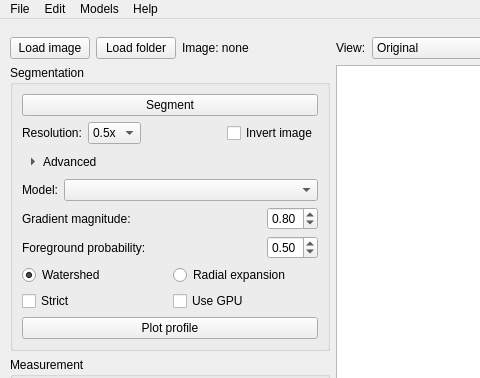
Before: the Qt Designer form src/fiberpose/resources/fiber_tool.ui in vikba/Fiberpose, drawn with Qt 5; both pictures show x 0 to 480 and y 0 to 378 of the 1100 by 970 pixel window.
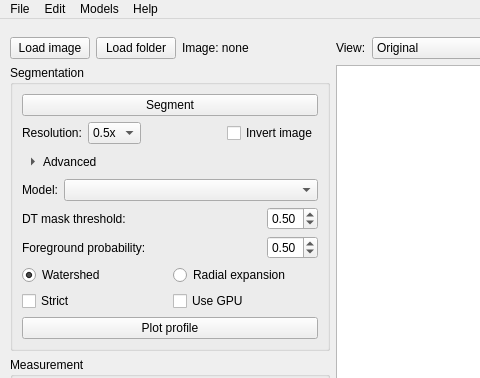
After: the same form once the commit is applied. Custom widgets are drawn as their Qt base class.

Patch:
```diff
--- a/src/fiberpose/resources/fiber_tool.ui
+++ b/src/fiberpose/resources/fiber_tool.ui
@@ -219,7 +219,7 @@
                <item>
                 <widget class="QLabel" name="label_gradient">
                  <property name="text">
-                  <string>Gradient magnitude:</string>
+                  <string>DT mask threshold:</string>
                  </property>
                 </widget>
                </item>
@@ -248,7 +248,7 @@
                   <double>0.050000000000000</double>
                  </property>
                  <property name="value">
-                  <double>0.800000000000000</double>
+                  <double>0.500000000000000</double>
                  </property>
                 </widget>
                </item>
```
Left out of the diff: 8 changed lines with no effect on the pictures.
